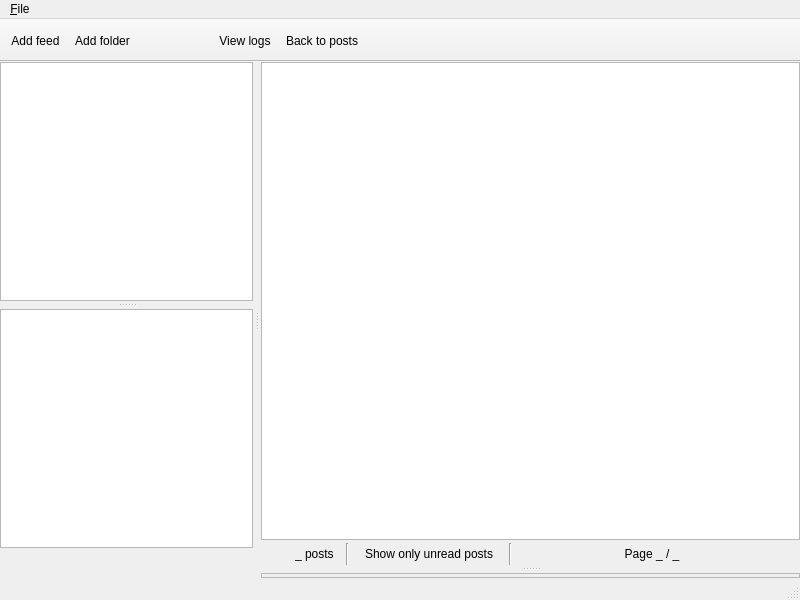
Qt form client-desktop/src/MainWindow.ui (zappatic/ZapFeedReader) before a commit.
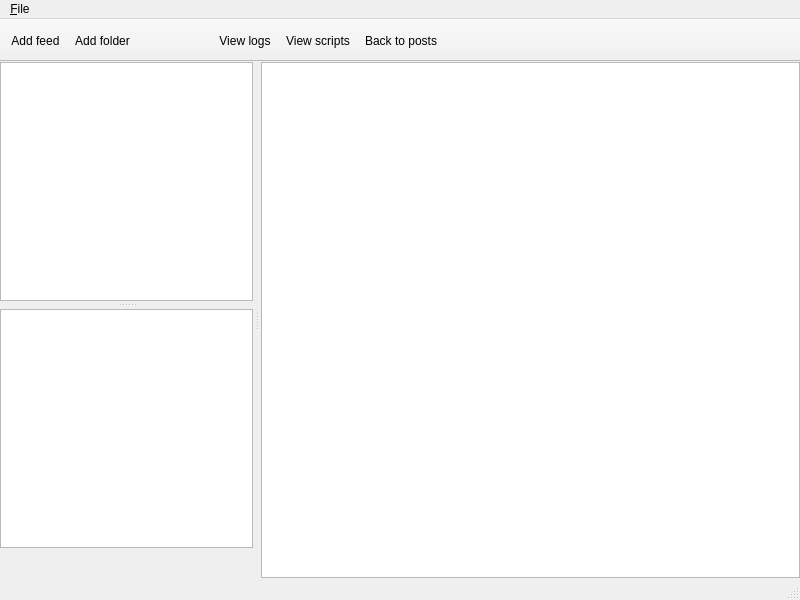
The same form after that commit. The open tabs and pages were chosen to show the change. Custom widgets are drawn as their Qt base class.

Commit message: implement Lua script support (ongoing)

What changed in the file:
```diff
--- a/client-desktop/src/MainWindow.ui
+++ b/client-desktop/src/MainWindow.ui
@@ -622,6 +622,53 @@
          </item>
         </layout>
        </widget>
+       <widget class="QWidget" name="pageScripts">
+        <layout class="QVBoxLayout" name="verticalLayout_6">
+         <property name="spacing">
+          <number>0</number>
+         </property>
+         <property name="leftMargin">
+          <number>0</number>
+         </property>
+         <property name="topMargin">
+          <number>0</number>
+         </property>
+         <property name="rightMargin">
+          <number>0</number>
+         </property>
+         <property name="bottomMargin">
+          <number>0</number>
+         </property>
+         <item>
+          <widget class="ZapFR::Client::TableViewScripts" name="tableViewScripts">
+           <property name="editTriggers">
+            <set>QAbstractItemView::NoEditTriggers</set>
+           </property>
+           <property name="showDropIndicator" stdset="0">
+            <bool>false</bool>
+           </property>
+           <property name="alternatingRowColors">
+            <bool>true</bool>
+           </property>
+           <property name="selectionMode">
+            <enum>QAbstractItemView::SingleSelection</enum>
+           </property>
+           <property name="selectionBehavior">
+            <enum>QAbstractItemView::SelectRows</enum>
+           </property>
+           <property name="gridStyle">
+            <enum>Qt::DotLine</enum>
+           </property>
+           <attribute name="horizontalHeaderHighlightSections">
+            <bool>false</bool>
+           </attribute>
+           <attribute name="verticalHeaderVisible">
+            <bool>false</bool>
+           </attribute>
+          </widget>
+         </item>
+        </layout>
+       </widget>
       </widget>
      </widget>
     </item>
@@ -682,6 +729,7 @@
    <addaction name="action_Refresh_feeds"/>
    <addaction name="action_Mark_as_read"/>
    <addaction name="action_View_logs"/>
+   <addaction name="action_View_scripts"/>
    <addaction name="action_Back_to_posts"/>
   </widget>
   <action name="action_Add_source">
@@ -748,6 +796,14 @@
     <string>Remove feed</string>
    </property>
   </action>
+  <action name="action_View_scripts">
+   <property name="text">
+    <string>View scripts</string>
+   </property>
+   <property name="toolTip">
+    <string>View scripts</string>
+   </property>
+  </action>
  </widget>
  <customwidgets>
   <customwidget>
@@ -782,6 +838,11 @@
    <extends>QTableView</extends>
    <header>TableViewScriptFolders.h</header>
   </customwidget>
+  <customwidget>
+   <class>ZapFR::Client::TableViewScripts</class>
+   <extends>QTableView</extends>
+   <header>TableViewScripts.h</header>
+  </customwidget>
  </customwidgets>
  <resources/>
  <connections/>
```
The commit also changes 44 other files.
